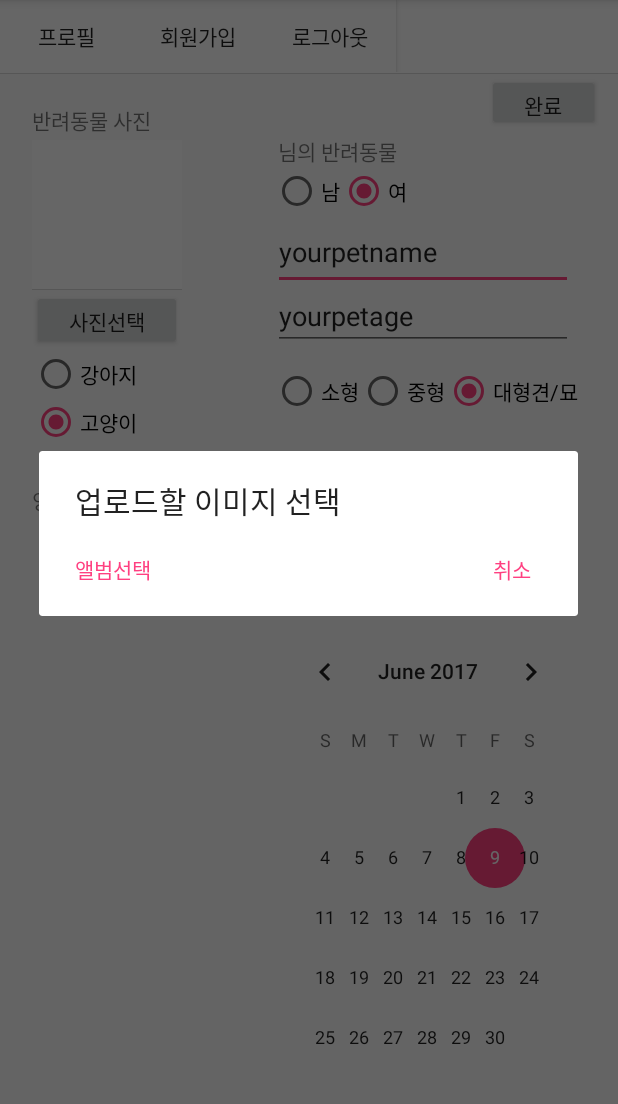
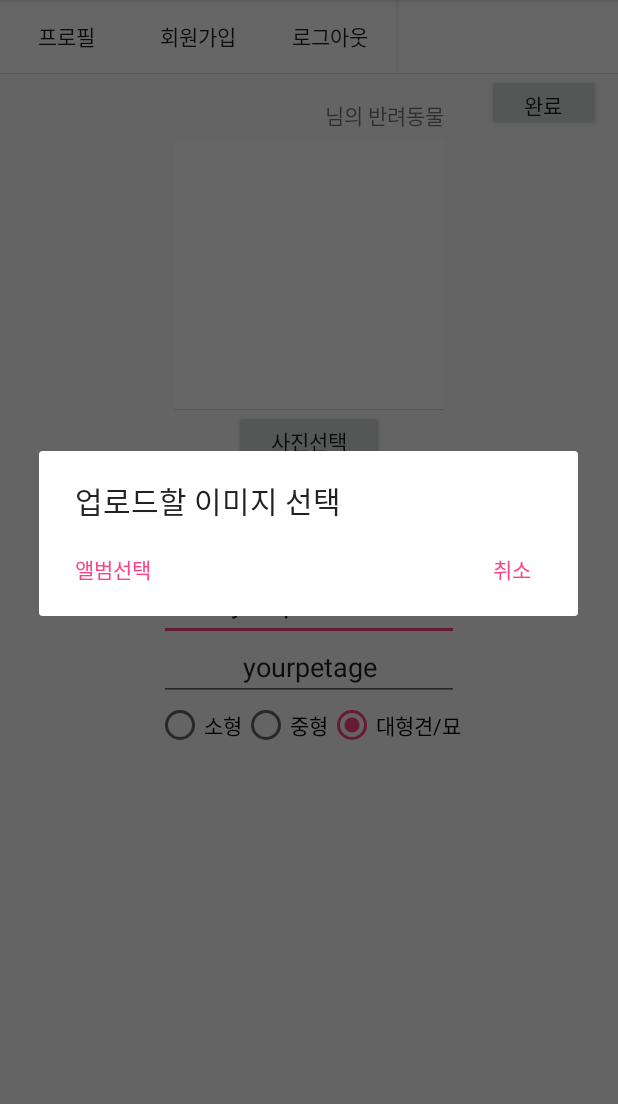
Before and after one commit to TakoJ/priend, an Android app: the ProfileActivity screen opened directly, with no data from a screen before it, after a tap on "사진선택", on a phone screen of 412 x 824 dp, the part 84-1188 px from its top. Run offline under Robolectric (Android 15) with nearby library versions, the phone set to English and light mode, and no system bars; our stand-ins replace Firebase (no records; nobody signed in at launch, a user with empty details on screens opened directly), Picasso; pictures from the network do not load.

Commit message:
회원가입시 비밀번호확인기능추가, 프로필 디자인 수정

```diff
--- a/app/src/main/java/com/example/management/RegisterActivity.java
+++ b/app/src/main/java/com/example/management/RegisterActivity.java
@@ -31,7 +31,7 @@ public class RegisterActivity extends AppCompatActivity implements View.OnClickL
 
     private Button buttonRegister;
     private EditText editTextEmail;
-    private EditText editTextPassword;
+    private EditText editTextPassword, CheckPassword;
     private TextView textViewSignin;
     private DatabaseReference mDatabase;
     private ProgressDialog progressDialog;
@@ -51,6 +51,7 @@ public class RegisterActivity extends AppCompatActivity implements View.OnClickL
 
         editTextEmail = (EditText) findViewById(R.id.editTextEmail);
         editTextPassword = (EditText) findViewById(R.id.editTextPassword);
+        CheckPassword = (EditText) findViewById(R.id.CheckPassword);
 
         textViewSignin = (TextView) findViewById(R.id.textViewSignin);
 
@@ -76,9 +77,18 @@ public class RegisterActivity extends AppCompatActivity implements View.OnClickL
         }
     }
 
+    private boolean checkPassword(String target, String check){
+        if(target.equals(check)){
+            return true;
+        }else{
+            return false;
+        }
+    }
+
     private void registerUser(){
         String email = editTextEmail.getText().toString().trim();
         String password = editTextPassword.getText().toString().trim();
+        String checkpassword = CheckPassword.getText().toString().trim();
 
         if(TextUtils.isEmpty(email)){
             //email is empty
@@ -101,6 +111,12 @@ public class RegisterActivity extends AppCompatActivity implements View.OnClickL
         if(!isValidPassword(password)){
             //password is wrong
             Toast.makeText(this, "비밀번호는 6~20자의 영문,숫자 조합으로만 가능합니다.", Toast.LENGTH_LONG).show();
+            //stopping the function further
+            return;
+        }
+        if(!checkPassword(password, checkpassword)){
+            //확인하는 비밀번호가 같지않다면
+            Toast.makeText(this, "비밀번호가 일치하지 않습니다.", Toast.LENGTH_LONG).show();
             //stopping the function further
             return;
         }
--- a/app/src/main/res/layout/activity_profile.xml
+++ b/app/src/main/res/layout/activity_profile.xml
@@ -46,25 +46,12 @@
 
         <ImageView
             android:id="@+id/petImage"
-            android:layout_width="100dp"
-            android:layout_height="100dp"
+            android:layout_width="180dp"
+            android:layout_height="180dp"
             android:layout_marginTop="44dp"
             app:srcCompat="@drawable/border"
             android:layout_below="@+id/linearLayout2"
-            android:layout_alignParentLeft="true"
-            android:layout_alignParentStart="true"
-            android:layout_marginLeft="21dp"
-            android:layout_marginStart="21dp" />
-
-        <TextView
-            android:id="@+id/pet_image"
-            android:layout_width="wrap_content"
-            android:layout_height="wrap_content"
-            android:layout_marginTop="20dp"
-            android:text="반려동물 사진"
-            android:layout_below="@+id/linearLayout2"
-            android:layout_alignLeft="@+id/petImage"
-            android:layout_alignStart="@+id/petImage" />
+            android:layout_centerInParent="true"/>
 
         <Button
             android:id="@+id/btn_UploadPicture"
@@ -73,29 +60,25 @@
             android:text="사진선택"
             android:textAppearance="@style/TextAppearance.AppCompat"
             android:layout_below="@+id/petImage"
-            android:layout_alignLeft="@+id/petImage"
-            android:layout_alignStart="@+id/petImage" />
+            android:layout_centerHorizontal="true" />
 
         <EditText
             android:id="@+id/petName"
             android:layout_width="200dp"
             android:layout_height="50dp"
-            android:layout_above="@+id/petAge"
-            android:layout_alignEnd="@+id/btn_profilefinish"
-            android:layout_alignRight="@+id/btn_profilefinish"
-            android:layout_marginEnd="18dp"
-            android:layout_marginRight="18dp"
             android:ems="10"
             android:hint="반려동물 이름"
-            android:inputType="textPersonName" />
+            android:inputType="textPersonName"
+            android:textAlignment="center"
+            android:layout_below="@+id/radiogroup_type"
+            android:layout_centerInParent="true"/>
         <RadioGroup
             android:layout_width="wrap_content"
             android:layout_height="wrap_content"
             android:orientation="horizontal"
             android:id="@+id/radiogroup_gender"
-            android:layout_above="@+id/petName"
-            android:layout_alignLeft="@+id/petName"
-            android:layout_alignStart="@+id/petName">
+            android:layout_below="@+id/btn_UploadPicture"
+            android:layout_centerInParent="true">
 
             <RadioButton
                 android:id="@+id/radioGender_male"
@@ -116,18 +99,17 @@
             android:layout_height="40dp"
             android:ems="10"
             android:hint="반려동물 나이"
+            android:textAlignment="center"
             android:inputType="textPersonName"
-            android:layout_above="@+id/radiogroup_size"
-            android:layout_alignLeft="@+id/petName"
-            android:layout_alignStart="@+id/petName" />
+            android:layout_below="@+id/petName"
+            android:layout_centerInParent="true"/>
         <RadioGroup
             android:layout_width="wrap_content"
             android:layout_height="wrap_content"
-            android:orientation="vertical"
+            android:orientation="horizontal"
             android:id="@+id/radiogroup_type"
-            android:layout_below="@+id/btn_UploadPicture"
-            android:layout_alignLeft="@+id/btn_UploadPicture"
-            android:layout_alignStart="@+id/btn_UploadPicture">
+            android:layout_below="@+id/radiogroup_gender"
+            android:layout_centerInParent="true">
 
             <RadioButton
                 android:id="@+id/radio_dog"
@@ -158,10 +140,8 @@
             android:layout_height="wrap_content"
             android:orientation="horizontal"
             android:id="@+id/radiogroup_size"
-            android:layout_below="@+id/btn_UploadPicture"
-            android:layout_alignLeft="@+id/petAge"
-            android:layout_alignStart="@+id/petAge"
-            android:layout_marginTop="11dp">
+            android:layout_below="@+id/petAge"
+            android:layout_centerInParent="true">
 
             <RadioButton
                 android:id="@+id/radioSize_small"
@@ -183,33 +163,13 @@
         </RadioGroup>
 
         <TextView
-            android:id="@+id/textView4"
-            android:layout_width="wrap_content"
-            android:layout_height="80dp"
-            android:layout_marginTop="25dp"
-            android:text="양육팁(size기반)"
-            android:layout_below="@+id/radiogroup_type"
-            android:layout_alignLeft="@+id/radiogroup_type"
-            android:layout_alignStart="@+id/radiogroup_type"
-            android:layout_alignRight="@+id/radiogroup_size"
-            android:layout_alignEnd="@+id/radiogroup_size" />
-
-        <CalendarView
-            android:id="@+id/calendarView"
-            android:layout_width="200dp"
-            android:layout_height="wrap_content"
-            android:layout_below="@+id/textView4"
-            android:layout_alignRight="@+id/textView4"
-            android:layout_alignEnd="@+id/textView4"
-            android:layout_marginTop="11dp" />
-
-        <TextView
             android:id="@+id/textViewUserEmail"
-            android:layout_width="wrap_content"
+            android:layout_width="250dp"
             android:layout_height="wrap_content"
             android:text="TextView"
-            android:layout_above="@+id/radiogroup_gender"
-            android:layout_alignLeft="@+id/calendarView"
-            android:layout_alignStart="@+id/calendarView" />
+            android:textAlignment="textEnd"
+            android:layout_alignBottom="@+id/btn_profilefinish"
+            android:layout_alignRight="@+id/petImage"
+            android:layout_alignEnd="@+id/petImage" />
     </RelativeLayout>
 </ScrollView>
--- a/app/src/main/res/layout/activity_register.xml
+++ b/app/src/main/res/layout/activity_register.xml
@@ -39,13 +39,22 @@
             android:id="@+id/editTextPassword"
             android:layout_width="match_parent"
             android:layout_height="wrap_content" />
+        <EditText
+            android:layout_margin="15dp"
+            android:inputType="textPassword"
+            android:hint="Check your password"
+            android:id="@+id/CheckPassword"
+            android:layout_below="@+id/editTextPassword"
+            android:layout_width="match_parent"
+            android:layout_height="wrap_content" />
 
         <TextView
             android:id="@+id/textView2"
             android:layout_width="match_parent"
             android:layout_height="wrap_content"
+            android:layout_gravity="center_horizontal"
             android:text="비밀번호는 6~20자의 영문,숫자 조합으로만 가능합니다."
-            android:layout_gravity="center_horizontal"/>
+            android:textAlignment="center"/>
 
         <Button
             android:layout_margin="15dp"
```
